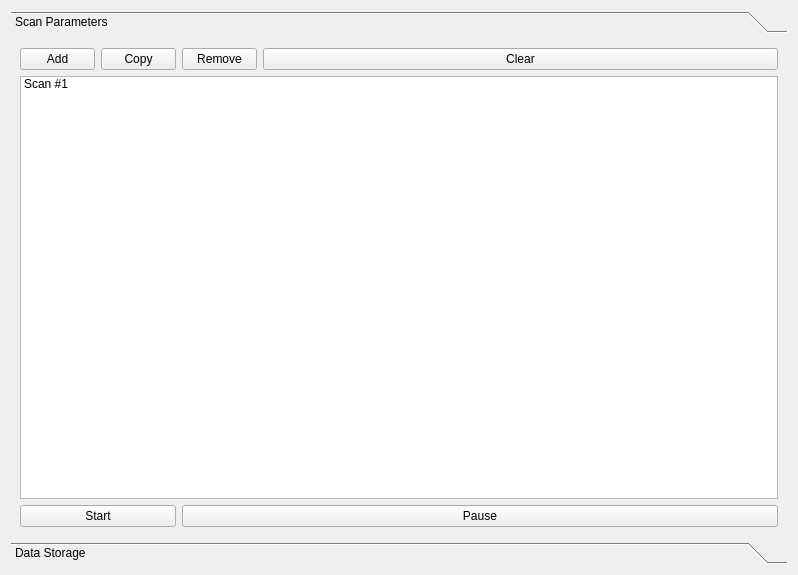
The window that main.ui (rjNemo/xafsManager) describes before a commit, drawn with Qt 5.
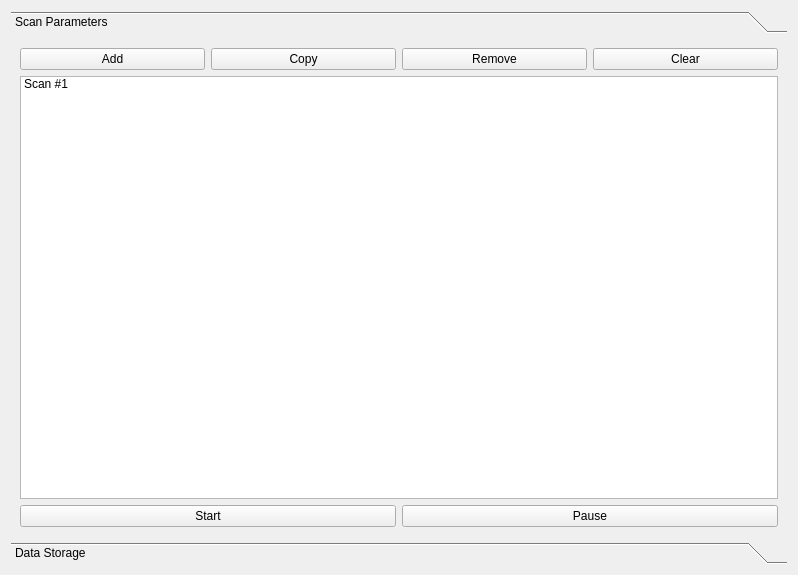
The same window after the commit. The open tabs and pages were chosen to show the change.

```diff
--- a/main.ui
+++ b/main.ui
@@ -43,14 +43,16 @@
       <attribute name="label">
        <string>Scan Parameters</string>
       </attribute>
-      <layout class="QHBoxLayout" name="horizontalLayout">
+      <layout class="QHBoxLayout" name="horizontalLayout_4">
        <item>
         <layout class="QGridLayout" name="gridLayout">
          <item row="0" column="0">
+          <layout class="QHBoxLayout" name="horizontalLayout">
+           <item>
           <widget class="QPushButton" name="pushButton">
            <property name="maximumSize">
             <size>
-             <width>75</width>
+               <width>16777215</width>
              <height>16777215</height>
             </size>
            </property>
@@ -59,7 +61,7 @@
            </property>
           </widget>
          </item>
-         <item row="0" column="1">
+           <item>
           <widget class="QPushButton" name="pushButton_3">
            <property name="minimumSize">
             <size>
@@ -69,7 +71,7 @@
            </property>
            <property name="maximumSize">
             <size>
-             <width>75</width>
+               <width>16777215</width>
              <height>16777215</height>
             </size>
            </property>
@@ -78,11 +80,11 @@
            </property>
           </widget>
          </item>
-         <item row="0" column="2">
+           <item>
           <widget class="QPushButton" name="pushButton_2">
            <property name="maximumSize">
             <size>
-             <width>75</width>
+               <width>16777215</width>
              <height>16777215</height>
             </size>
            </property>
@@ -91,7 +93,7 @@
            </property>
           </widget>
          </item>
-         <item row="0" column="3">
+           <item>
           <widget class="QPushButton" name="pushButton_7">
            <property name="maximumSize">
             <size>
@@ -104,7 +106,9 @@
            </property>
           </widget>
          </item>
-         <item row="1" column="0" colspan="4">
+          </layout>
+         </item>
+         <item row="1" column="0">
           <widget class="QListWidget" name="listWidget">
            <item>
             <property name="text">
@@ -113,14 +117,16 @@
            </item>
           </widget>
          </item>
-         <item row="2" column="0" colspan="2">
+         <item row="2" column="0">
+          <layout class="QHBoxLayout" name="horizontalLayout_3">
+           <item>
           <widget class="QPushButton" name="pushButton_4">
            <property name="text">
             <string>Start</string>
            </property>
           </widget>
          </item>
-         <item row="2" column="2" colspan="2">
+           <item>
           <widget class="QPushButton" name="pushButton_5">
            <property name="text">
             <string>Pause</string>
@@ -130,6 +136,8 @@
         </layout>
        </item>
       </layout>
+       </item>
+      </layout>
      </widget>
      <widget class="QWidget" name="DataStoragePage">
       <property name="geometry">
```
Left out of the diff: 73 changed lines with no effect on the pictures. Lines whose indentation alone changed are shown as unchanged.
